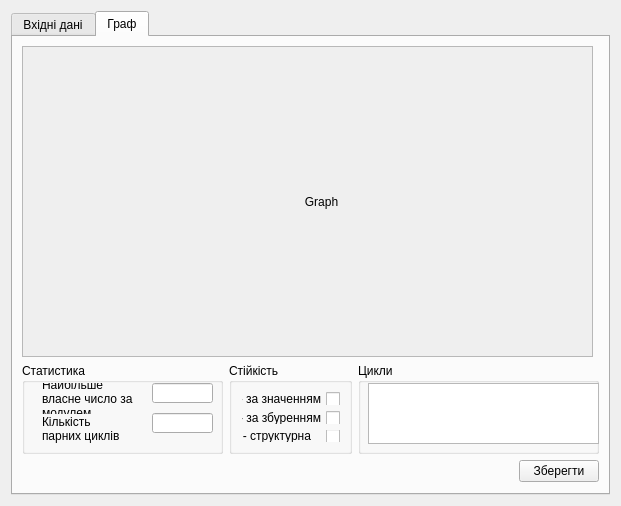
This is gui/main_form.ui in Megalitum/SA_cognitive as Qt 5 draws it before an edit. The edited form follows.
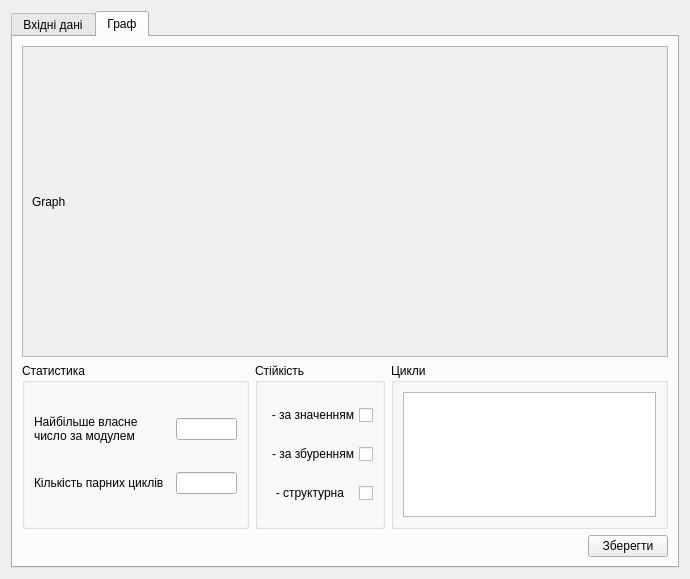
This is the edited form. The open tabs and pages were chosen to show the change.

Patch:
```diff
--- a/gui/main_form.ui
+++ b/gui/main_form.ui
@@ -6,8 +6,8 @@
    <rect>
     <x>0</x>
     <y>0</y>
-    <width>621</width>
-    <height>501</height>
+    <width>690</width>
+    <height>579</height>
    </rect>
   </property>
   <property name="windowTitle">
@@ -110,12 +110,6 @@
            <height>311</height>
           </size>
          </property>
-         <property name="maximumSize">
-          <size>
-           <width>571</width>
-           <height>311</height>
-          </size>
-         </property>
          <property name="widgetResizable">
           <bool>true</bool>
          </property>
@@ -124,29 +118,19 @@
            <rect>
             <x>0</x>
             <y>0</y>
-            <width>569</width>
+            <width>618</width>
             <height>309</height>
            </rect>
           </property>
+          <layout class="QGridLayout" name="gridLayout_3">
+           <item row="0" column="0">
           <widget class="QLabel" name="graphView">
-           <property name="geometry">
-            <rect>
-             <x>9</x>
-             <y>9</y>
-             <width>551</width>
-             <height>291</height>
-            </rect>
-           </property>
-           <property name="minimumSize">
-            <size>
-             <width>551</width>
-             <height>291</height>
-            </size>
-           </property>
            <property name="text">
-            <string>                                                                                  Graph </string>
-           </property>
-          </widget>
+              <string>Graph </string>
+             </property>
+            </widget>
+           </item>
+          </layout>
          </widget>
         </widget>
        </item>
@@ -155,13 +139,7 @@
          <property name="minimumSize">
           <size>
            <width>201</width>
-           <height>91</height>
-          </size>
-         </property>
-         <property name="maximumSize">
-          <size>
-           <width>16777215</width>
-           <height>91</height>
+           <height>80</height>
           </size>
          </property>
          <property name="layoutDirection">
@@ -170,15 +148,9 @@
          <property name="title">
           <string>Статистика</string>
          </property>
+         <layout class="QGridLayout" name="gridLayout_4">
+          <item row="0" column="0">
          <widget class="QLabel" name="label">
-          <property name="geometry">
-           <rect>
-            <x>20</x>
-            <y>20</y>
-            <width>91</width>
-            <height>31</height>
-           </rect>
-          </property>
           <property name="text">
            <string>Найбільше власне число за модулем</string>
           </property>
@@ -186,31 +158,9 @@
            <bool>true</bool>
           </property>
          </widget>
-         <widget class="QLabel" name="label_2">
-          <property name="geometry">
-           <rect>
-            <x>20</x>
-            <y>50</y>
-            <width>91</width>
-            <height>31</height>
-           </rect>
-          </property>
-          <property name="text">
-           <string>Кількість парних циклів</string>
-          </property>
-          <property name="wordWrap">
-           <bool>true</bool>
-          </property>
-         </widget>
+          </item>
+          <item row="0" column="1">
          <widget class="QLineEdit" name="lambda_max">
-          <property name="geometry">
-           <rect>
-            <x>130</x>
-            <y>20</y>
-            <width>61</width>
-            <height>20</height>
-           </rect>
-          </property>
           <property name="sizePolicy">
            <sizepolicy hsizetype="Fixed" vsizetype="Fixed">
             <horstretch>0</horstretch>
@@ -233,15 +183,19 @@
            <bool>true</bool>
           </property>
          </widget>
+          </item>
+          <item row="1" column="0">
+           <widget class="QLabel" name="label_2">
+            <property name="text">
+             <string>Кількість парних циклів</string>
+            </property>
+            <property name="wordWrap">
+             <bool>true</bool>
+            </property>
+           </widget>
+          </item>
+          <item row="1" column="1">
          <widget class="QLineEdit" name="cycle_pair">
-          <property name="geometry">
-           <rect>
-            <x>130</x>
-            <y>50</y>
-            <width>61</width>
-            <height>20</height>
-           </rect>
-          </property>
           <property name="sizePolicy">
            <sizepolicy hsizetype="Fixed" vsizetype="Fixed">
             <horstretch>0</horstretch>
@@ -261,19 +215,15 @@
            </size>
           </property>
          </widget>
+          </item>
+         </layout>
         </widget>
        </item>
        <item row="1" column="1">
         <widget class="QGroupBox" name="groupBox_2">
          <property name="minimumSize">
           <size>
-           <width>114</width>
-           <height>91</height>
-          </size>
-         </property>
-         <property name="maximumSize">
-          <size>
-           <width>16777215</width>
+           <width>130</width>
            <height>91</height>
           </size>
          </property>
@@ -337,18 +287,12 @@
          <property name="title">
           <string>Цикли</string>
          </property>
+         <layout class="QHBoxLayout" name="horizontalLayout">
+          <item>
          <widget class="QPlainTextEdit" name="cycle">
-          <property name="geometry">
-           <rect>
-            <x>10</x>
-            <y>20</y>
-            <width>231</width>
-            <height>61</height>
-           </rect>
-          </property>
           <property name="minimumSize">
            <size>
-            <width>231</width>
+              <width>200</width>
             <height>61</height>
            </size>
           </property>
@@ -356,6 +300,8 @@
            <string/>
           </property>
          </widget>
+          </item>
+         </layout>
         </widget>
        </item>
        <item row="2" column="2">
```
Left out of the diff: 2 changed lines with no effect on the pictures. Lines whose indentation alone changed are shown as unchanged.
